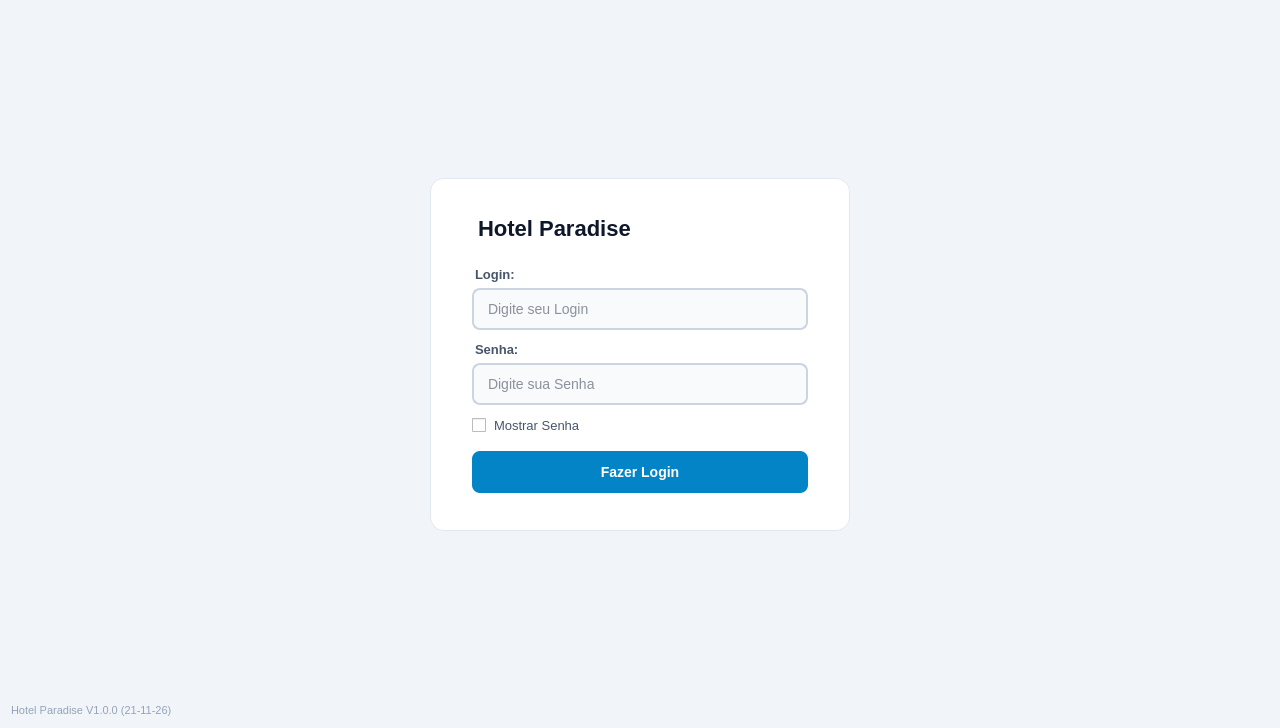
First picture: the form in logindialog.ui, repository JairCosta00/Sistema-de-Reservas-Rede-de-Hot-is-Paradise, before the edit.
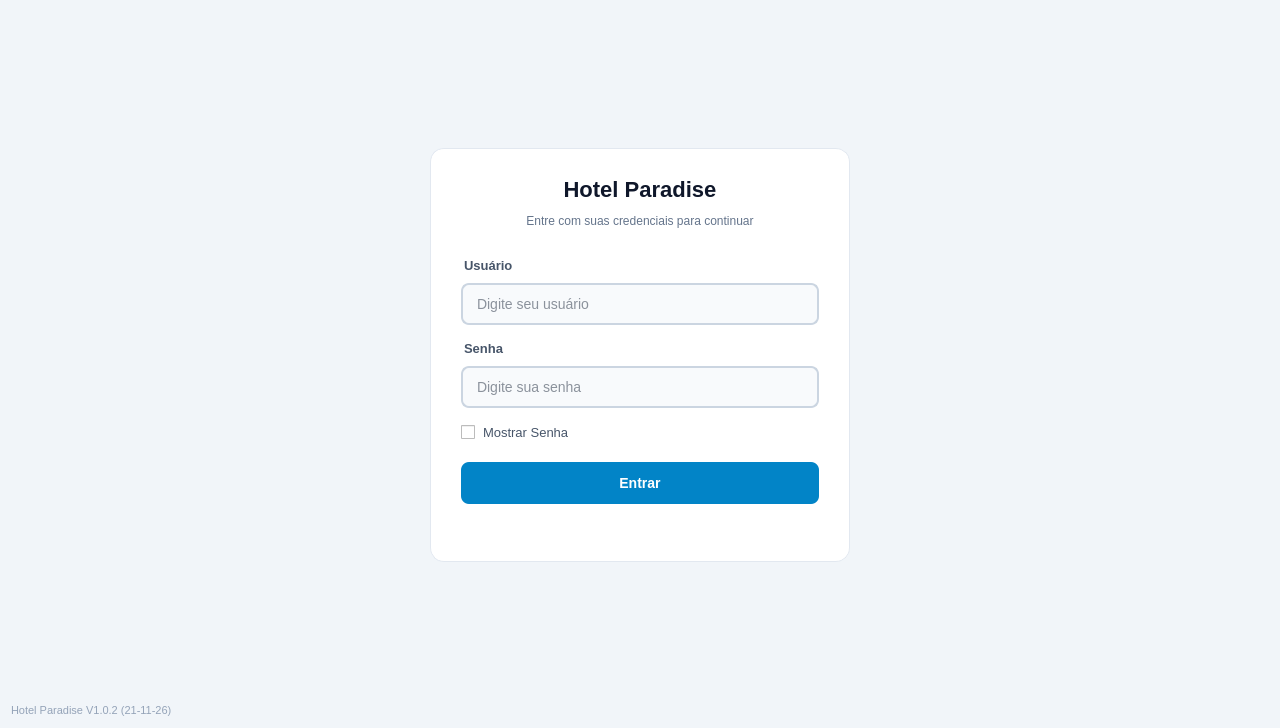
Second picture: the form after the edit.

Commit message: melhora tela de login com mensagens de acesso permitido e negado

Diff of the .ui file:
```diff
--- a/logindialog.ui
+++ b/logindialog.ui
@@ -24,7 +24,7 @@
     background-color: #FFFFFF;
     border: 1px solid #E2E8F0;
     border-radius: 14px;
-    padding: 28px 32px;
+    padding: 0px;
 }
 
 /* Título do Hotel */
@@ -32,7 +32,7 @@
     color: #0F172A;
     font-size: 22px;
     font-weight: bold;
-    margin-bottom: 14px;
+    margin-bottom: 2px;
 }
 
 /* Rótulos &quot;Login:&quot; e &quot;Senha:&quot; */
@@ -92,7 +92,26 @@
 QLabel#labelTituloEVersao {
     color: #94A3B8;
     font-size: 11px;
-}</string>
+}
+
+/* Subtítulo do formulário */
+QLabel#labelInstrucao {
+    color: #64748B;
+    background: transparent;
+    font-size: 12px;
+    margin-bottom: 14px;
+}
+
+/* Aviso discreto abaixo do botão Entrar */
+QLabel#labelMensagem {
+    color: #B42318;
+    background: transparent;
+    border: none;
+    font-size: 12px;
+    font-weight: 600;
+    padding-top: 5px;
+}
+</string>
   </property>
   <layout class="QVBoxLayout" name="verticalLayout_2">
    <item>
@@ -133,7 +152,7 @@
        </property>
        <property name="maximumSize">
         <size>
-         <width>420</width>
+         <width>450</width>
          <height>16777215</height>
         </size>
        </property>
@@ -144,31 +163,62 @@
         <enum>QFrame::Shadow::Raised</enum>
        </property>
        <layout class="QVBoxLayout" name="verticalLayout">
+        <property name="spacing">
+         <number>10</number>
+        </property>
+        <property name="leftMargin">
+         <number>30</number>
+        </property>
+        <property name="topMargin">
+         <number>28</number>
+        </property>
+        <property name="rightMargin">
+         <number>30</number>
+        </property>
+        <property name="bottomMargin">
+         <number>28</number>
+        </property>
         <item>
          <widget class="QLabel" name="labelTelaNomeHotel">
           <property name="text">
            <string>Hotel Paradise</string>
           </property>
+          <property name="alignment">
+           <set>Qt::AlignmentFlag::AlignCenter</set>
+          </property>
+         </widget>
+        </item>
+        <item>
+         <widget class="QLabel" name="labelInstrucao">
+          <property name="text">
+           <string>Entre com suas credenciais para continuar</string>
+          </property>
+          <property name="alignment">
+           <set>Qt::AlignmentFlag::AlignCenter</set>
+          </property>
+          <property name="wordWrap">
+           <bool>true</bool>
+          </property>
          </widget>
         </item>
         <item>
          <widget class="QLabel" name="labelLogin">
           <property name="text">
-           <string>Login:</string>
+           <string>Usuário</string>
           </property>
          </widget>
         </item>
         <item>
          <widget class="QLineEdit" name="lineEditLogin">
           <property name="placeholderText">
-           <string>Digite seu Login</string>
+           <string>Digite seu usuário</string>
           </property>
          </widget>
         </item>
         <item>
          <widget class="QLabel" name="labelSenha">
           <property name="text">
-           <string>Senha:</string>
+           <string>Senha</string>
           </property>
          </widget>
         </item>
@@ -178,7 +228,7 @@
            <enum>QLineEdit::EchoMode::Password</enum>
           </property>
           <property name="placeholderText">
-           <string>Digite sua Senha</string>
+           <string>Digite sua senha</string>
           </property>
          </widget>
         </item>
@@ -192,13 +242,32 @@
         <item>
          <widget class="QPushButton" name="pushButtonEntrar">
           <property name="text">
-           <string>Fazer Login</string>
+           <string>Entrar</string>
           </property>
           <property name="default">
            <bool>true</bool>
           </property>
          </widget>
         </item>
+        <item>
+         <widget class="QLabel" name="labelMensagem">
+          <property name="minimumSize">
+           <size>
+            <width>0</width>
+            <height>0</height>
+           </size>
+          </property>
+          <property name="text">
+           <string/>
+          </property>
+          <property name="alignment">
+           <set>Qt::AlignmentFlag::AlignCenter</set>
+          </property>
+          <property name="wordWrap">
+           <bool>true</bool>
+          </property>
+         </widget>
+        </item>
        </layout>
       </widget>
      </item>
@@ -233,7 +302,7 @@
    <item>
     <widget class="QLabel" name="labelTituloEVersao">
      <property name="text">
-      <string>Hotel Paradise V1.0.0 (21-11-26)</string>
+      <string>Hotel Paradise V1.0.2 (21-11-26)</string>
      </property>
     </widget>
    </item>
```
The commit also changes 2 other files.
